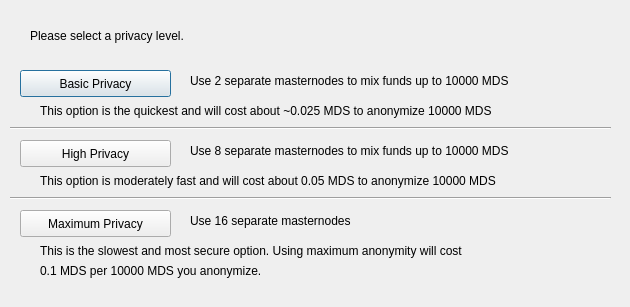
Before: the Qt Designer form src/qt/forms/obfuscationconfig.ui in j00v/midas_coin, drawn with Qt 5.
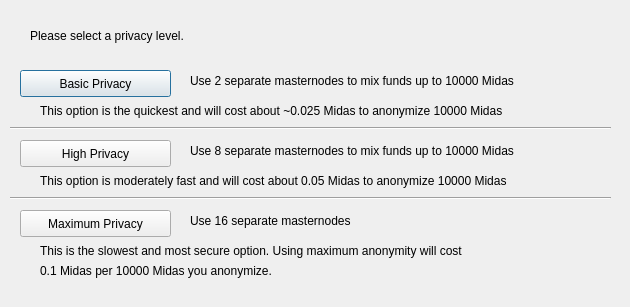
After: the same form once the commit is applied.

Patch:
```diff
--- a/src/qt/forms/obfuscationconfig.ui
+++ b/src/qt/forms/obfuscationconfig.ui
@@ -75,7 +75,7 @@
     </rect>
    </property>
    <property name="text">
-    <string>Use 2 separate masternodes to mix funds up to 10000 MDS</string>
+    <string>Use 2 separate masternodes to mix funds up to 10000 Midas</string>
    </property>
   </widget>
   <widget class="QLabel" name="label_3">
@@ -88,7 +88,7 @@
     </rect>
    </property>
    <property name="text">
-    <string>Use 8 separate masternodes to mix funds up to 10000 MDS</string>
+    <string>Use 8 separate masternodes to mix funds up to 10000 Midas</string>
    </property>
   </widget>
   <widget class="QLabel" name="label_4">
@@ -114,7 +114,7 @@
     </rect>
    </property>
    <property name="text">
-    <string>This option is the quickest and will cost about ~0.025 MDS to anonymize 10000 MDS</string>
+    <string>This option is the quickest and will cost about ~0.025 Midas to anonymize 10000 Midas</string>
    </property>
   </widget>
   <widget class="QLabel" name="label_7">
@@ -127,7 +127,7 @@
     </rect>
    </property>
    <property name="text">
-    <string>This option is moderately fast and will cost about 0.05 MDS to anonymize 10000 MDS</string>
+    <string>This option is moderately fast and will cost about 0.05 Midas to anonymize 10000 Midas</string>
    </property>
   </widget>
   <widget class="QLabel" name="label_8">
@@ -153,7 +153,7 @@
     </rect>
    </property>
    <property name="text">
-    <string>0.1 MDS per 10000 MDS you anonymize.</string>
+    <string>0.1 Midas per 10000 Midas you anonymize.</string>
    </property>
   </widget>
   <widget class="Line" name="line">
```
